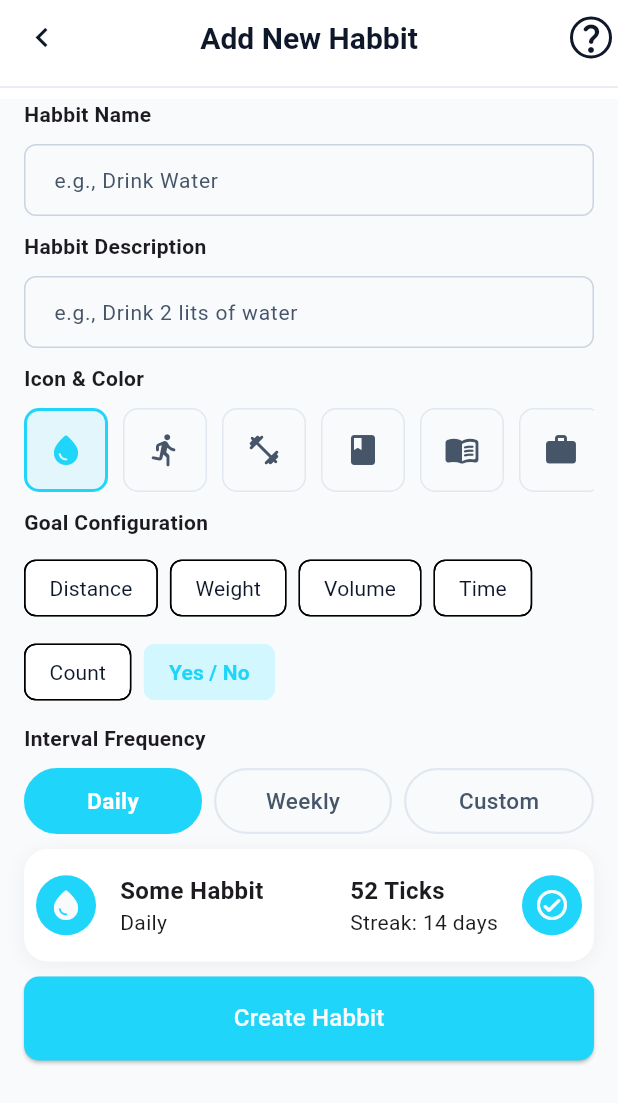
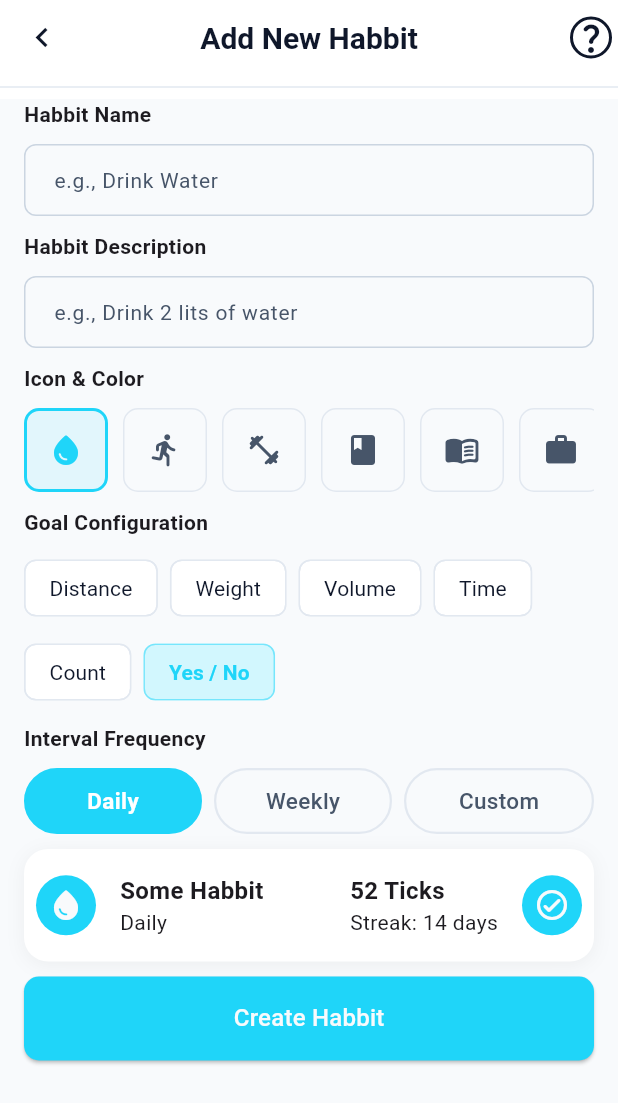
Before and after one commit to code007-1/habitflow, a Flutter app: the AddHabbit screen opened directly, on a phone screen of 412 x 824 dp. Shown: the top 1103 px of the screen. Run offline on Flutter 3.47's test engine with Material 3 defaults, Android fonts, the phone set to English and light mode, and no system bars; our stand-ins replace cloud_firestore, firebase_core, fl_chart, google_fonts, shared_preferences; accounts and stored records are empty; Roboto replaces fonts that are missing (Ubuntu).

Commit message:
chips ui update

```diff
--- a/lib/pages/add_habbit.dart
+++ b/lib/pages/add_habbit.dart
@@ -254,6 +254,11 @@ class _AddHabbitState extends State<AddHabbit> {
                       },
                       selectedColor: AppColors.primary.withValues(alpha: 0.2),
                       showCheckmark: false,
+                      side: BorderSide(
+                        color: selected
+                            ? AppColors.primary.withValues(alpha: 0.3)
+                            : AppColors.grey3,
+                      ),
                       labelStyle: TextStyle(
                         color: selected ? AppColors.primary : AppColors.grey7,
                         fontWeight: selected
@@ -361,6 +366,11 @@ class _AddHabbitState extends State<AddHabbit> {
                         },
                         selectedColor: AppColors.primary.withValues(alpha: 0.2),
                         showCheckmark: false,
+                        side: BorderSide(
+                          color: isSelected
+                              ? AppColors.primary.withValues(alpha: 0.3)
+                              : AppColors.grey3,
+                        ),
                         labelStyle: TextStyle(
                           color: isSelected
                               ? AppColors.primary
```
